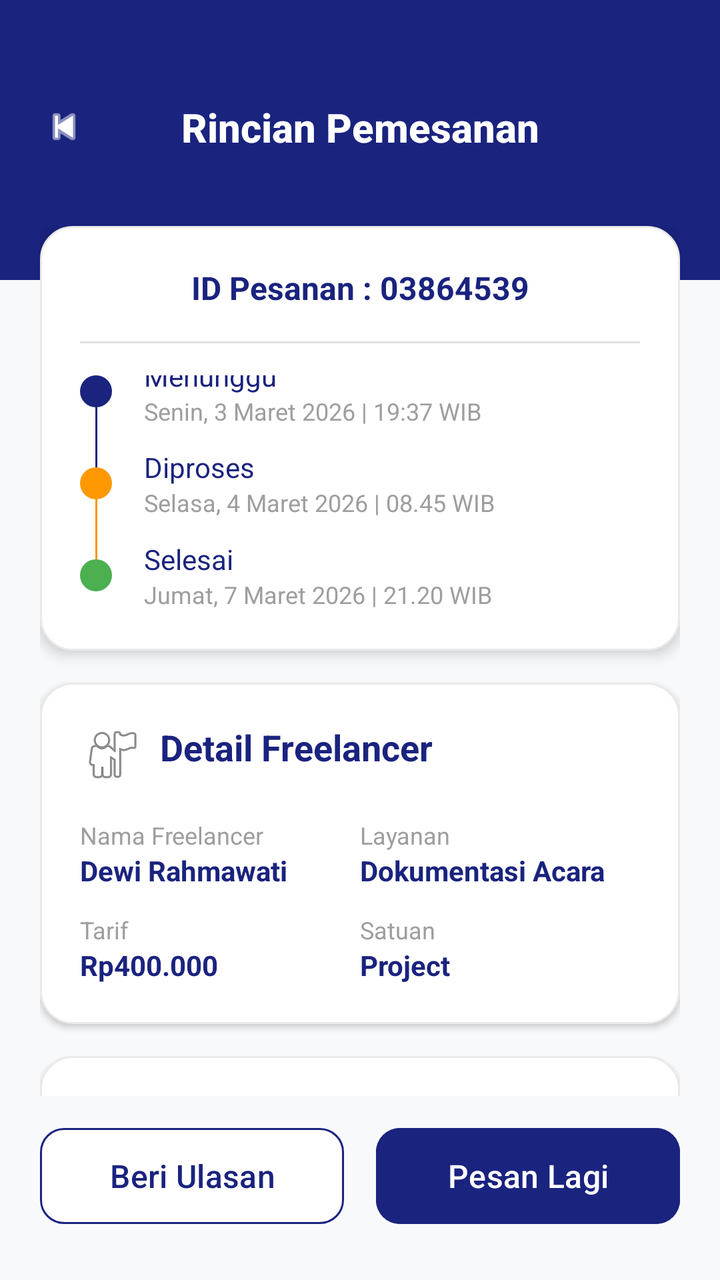
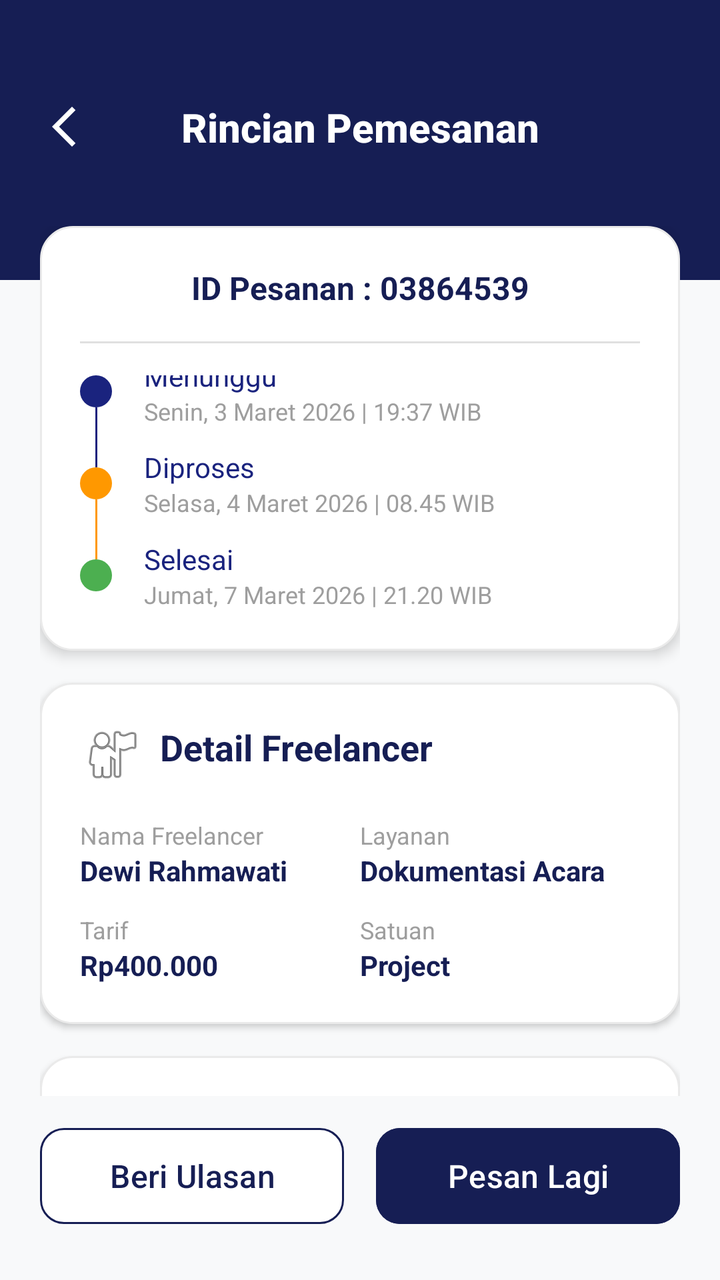

Screens rendered from an Android XML layout before and after an edit, with the pre-edit source and the edit as a unified diff.
<!-- AndroidManifest.xml: application theme Theme.KelolaJasa -->
<!-- res/layout/rincian_pesanan_client.xml -->
<?xml version="1.0" encoding="utf-8"?>
<androidx.constraintlayout.widget.ConstraintLayout
    xmlns:android="http://schemas.android.com/apk/res/android"
    xmlns:app="http://schemas.android.com/apk/res-auto"
    android:layout_width="match_parent"
    android:layout_height="match_parent"
    android:background="#F8F9FA"> <View
    android:id="@+id/bgHeaderBlue"
    android:layout_width="match_parent"
    android:layout_height="140dp"
    android:background="#1A237E"
    app:layout_constraintTop_toTopOf="parent" />

    <LinearLayout
        android:id="@+id/toolbar"
        android:layout_width="match_parent"
        android:layout_height="wrap_content"
        android:orientation="horizontal"
        android:gravity="center_vertical"
        android:paddingStart="20dp"
        android:paddingTop="50dp"
        android:paddingEnd="20dp"
        android:paddingBottom="20dp"
        app:layout_constraintTop_toTopOf="parent">

        <ImageView
            android:id="@+id/btnBack"
            android:layout_width="24dp"
            android:layout_height="24dp"
            android:src="@android:drawable/ic_media_previous"
            app:tint="#FFFFFF" />

        <TextView
            android:layout_width="0dp"
            android:layout_height="wrap_content"
            android:layout_weight="1"
            android:fontFamily="sans-serif-medium"
            android:gravity="center"
            android:text="Rincian Pemesanan"
            android:textColor="#FFFFFF"
            android:textSize="20sp"
            android:textStyle="bold"
            android:layout_marginEnd="24dp"/> </LinearLayout>

    <androidx.core.widget.NestedScrollView
        android:layout_width="match_parent"
        android:layout_height="0dp"
        android:clipToPadding="false"
        android:paddingBottom="24dp"
        app:layout_constraintBottom_toTopOf="@id/bottomBar"
        app:layout_constraintTop_toBottomOf="@id/toolbar">

        <LinearLayout
            android:layout_width="match_parent"
            android:layout_height="wrap_content"
            android:orientation="vertical"
            android:paddingStart="20dp"
            android:paddingEnd="20dp"
            android:paddingTop="16dp">

            <LinearLayout
                android:layout_width="match_parent"
                android:layout_height="wrap_content"
                android:background="@drawable/bg_card_rincian_pesanan"
                android:orientation="vertical"
                android:padding="20dp"
                android:elevation="4dp">

                <TextView
                    android:layout_width="match_parent"
                    android:layout_height="wrap_content"
                    android:gravity="center"
                    android:text="ID Pesanan : 03864539"
                    android:textColor="#1A237E"
                    android:textSize="16sp"
                    android:textStyle="bold" />

                <View
                    android:layout_width="match_parent"
                    android:layout_height="1dp"
                    android:layout_marginTop="16dp"
                    android:layout_marginBottom="16dp"
                    android:background="#E0E0E0" />

                <androidx.constraintlayout.widget.ConstraintLayout
                    android:layout_width="match_parent"
                    android:layout_height="wrap_content">

                    <View
                        android:id="@+id/dot1"
                        android:layout_width="16dp"
                        android:layout_height="16dp"
                        android:background="@drawable/shape_circle_biru"
                        app:layout_constraintStart_toStartOf="parent"
                        app:layout_constraintTop_toTopOf="parent" />

                    <LinearLayout
                        android:id="@+id/lytStatus1"
                        android:layout_width="0dp"
                        android:layout_height="wrap_content"
                        android:layout_marginStart="16dp"
                        android:orientation="vertical"
                        app:layout_constraintEnd_toEndOf="parent"
                        app:layout_constraintStart_toEndOf="@id/dot1"
                        app:layout_constraintTop_toTopOf="@id/dot1"
                        app:layout_constraintBottom_toBottomOf="@id/dot1">
                        <TextView
                            android:layout_width="wrap_content"
                            android:layout_height="wrap_content"
                            android:text="Menunggu"
                            android:textColor="#1A237E"
                            android:textSize="14sp" />
                        <TextView
                            android:layout_width="wrap_content"
                            android:layout_height="wrap_content"
                            android:text="Senin, 3 Maret 2026 | 19:37 WIB"
                            android:textColor="#9E9E9E"
                            android:textSize="12sp" />
                    </LinearLayout>

                    <View
                        android:id="@+id/line1"
                        android:layout_width="1dp"
                        android:layout_height="30dp"
                        android:background="#1A237E"
                        app:layout_constraintEnd_toEndOf="@id/dot1"
                        app:layout_constraintStart_toStartOf="@id/dot1"
                        app:layout_constraintTop_toBottomOf="@id/dot1" />

                    <View
                        android:id="@+id/dot2"
                        android:layout_width="16dp"
                        android:layout_height="16dp"
                        android:background="@drawable/shape_circle_orange"
                        app:layout_constraintStart_toStartOf="@id/dot1"
                        app:layout_constraintTop_toBottomOf="@id/line1" />

                    <LinearLayout
                        android:id="@+id/lytStatus2"
                        android:layout_width="0dp"
                        android:layout_height="wrap_content"
                        android:layout_marginStart="16dp"
                        android:orientation="vertical"
                        app:layout_constraintEnd_toEndOf="parent"
                        app:layout_constraintStart_toEndOf="@id/dot2"
                        app:layout_constraintTop_toTopOf="@id/dot2"
                        app:layout_constraintBottom_toBottomOf="@id/dot2">
                        <TextView
                            android:layout_width="wrap_content"
                            android:layout_height="wrap_content"
                            android:text="Diproses"
                            android:textColor="#1A237E"
                            android:textSize="14sp" />
                        <TextView
                            android:layout_width="wrap_content"
                            android:layout_height="wrap_content"
                            android:text="Selasa, 4 Maret 2026 | 08.45 WIB"
                            android:textColor="#9E9E9E"
                            android:textSize="12sp" />
                    </LinearLayout>

                    <View
                        android:id="@+id/line2"
                        android:layout_width="1dp"
                        android:layout_height="30dp"
                        android:background="#FF9800"
                        app:layout_constraintEnd_toEndOf="@id/dot2"
                        app:layout_constraintStart_toStartOf="@id/dot2"
                        app:layout_constraintTop_toBottomOf="@id/dot2" />

                    <View
                        android:id="@+id/dot3"
                        android:layout_width="16dp"
                        android:layout_height="16dp"
                        android:background="@drawable/shape_circle_hijau"
                        app:layout_constraintStart_toStartOf="@id/dot2"
                        app:layout_constraintTop_toBottomOf="@id/line2" />

                    <LinearLayout
                        android:layout_width="0dp"
                        android:layout_height="wrap_content"
                        android:layout_marginStart="16dp"
                        android:orientation="vertical"
                        app:layout_constraintEnd_toEndOf="parent"
                        app:layout_constraintStart_toEndOf="@id/dot3"
                        app:layout_constraintTop_toTopOf="@id/dot3"
                        app:layout_constraintBottom_toBottomOf="@id/dot3">
                        <TextView
                            android:layout_width="wrap_content"
                            android:layout_height="wrap_content"
                            android:text="Selesai"
                            android:textColor="#1A237E"
                            android:textSize="14sp" />
                        <TextView
                            android:layout_width="wrap_content"
                            android:layout_height="wrap_content"
                            android:text="Jumat, 7 Maret 2026 | 21.20 WIB"
                            android:textColor="#9E9E9E"
                            android:textSize="12sp" />
                    </LinearLayout>

                </androidx.constraintlayout.widget.ConstraintLayout>
            </LinearLayout>

            <LinearLayout
                android:layout_width="match_parent"
                android:layout_height="wrap_content"
                android:layout_marginTop="16dp"
                android:background="@drawable/bg_card_rincian_pesanan"
                android:orientation="vertical"
                android:padding="20dp"
                android:elevation="2dp">

                <TextView
                    android:layout_width="wrap_content"
                    android:layout_height="wrap_content"
                    android:text="Detail Freelancer"
                    android:textColor="#1A237E"
                    android:textSize="18sp"
                    android:textStyle="bold"
                    app:drawableStartCompat="@android:drawable/ic_menu_myplaces"
                    android:drawablePadding="8dp"/> <LinearLayout
                android:layout_width="match_parent"
                android:layout_height="wrap_content"
                android:layout_marginTop="16dp"
                android:orientation="horizontal">

                <LinearLayout
                    android:layout_width="0dp"
                    android:layout_height="wrap_content"
                    android:layout_weight="1"
                    android:orientation="vertical">
                    <TextView
                        android:layout_width="wrap_content"
                        android:layout_height="wrap_content"
                        android:text="Nama Freelancer"
                        android:textColor="#9E9E9E"
                        android:textSize="12sp" />
                    <TextView
                        android:layout_width="wrap_content"
                        android:layout_height="wrap_content"
                        android:text="Dewi Rahmawati"
                        android:textColor="#1A237E"
                        android:textSize="14sp"
                        android:textStyle="bold" />

                    <TextView
                        android:layout_width="wrap_content"
                        android:layout_height="wrap_content"
                        android:layout_marginTop="12dp"
                        android:text="Tarif"
                        android:textColor="#9E9E9E"
                        android:textSize="12sp" />
                    <TextView
                        android:layout_width="wrap_content"
                        android:layout_height="wrap_content"
                        android:text="Rp400.000"
                        android:textColor="#1A237E"
                        android:textSize="14sp"
                        android:textStyle="bold" />
                </LinearLayout>

                <LinearLayout
                    android:layout_width="0dp"
                    android:layout_height="wrap_content"
                    android:layout_weight="1"
                    android:orientation="vertical">
                    <TextView
                        android:layout_width="wrap_content"
                        android:layout_height="wrap_content"
                        android:text="Layanan"
                        android:textColor="#9E9E9E"
                        android:textSize="12sp" />
                    <TextView
                        android:layout_width="wrap_content"
                        android:layout_height="wrap_content"
                        android:text="Dokumentasi Acara"
                        android:textColor="#1A237E"
                        android:textSize="14sp"
                        android:textStyle="bold" />

                    <TextView
                        android:layout_width="wrap_content"
                        android:layout_height="wrap_content"
                        android:layout_marginTop="12dp"
                        android:text="Satuan"
                        android:textColor="#9E9E9E"
                        android:textSize="12sp" />
                    <TextView
                        android:layout_width="wrap_content"
                        android:layout_height="wrap_content"
                        android:text="Project"
                        android:textColor="#1A237E"
                        android:textSize="14sp"
                        android:textStyle="bold" />
                </LinearLayout>
            </LinearLayout>
            </LinearLayout>

            <LinearLayout
                android:layout_width="match_parent"
                android:layout_height="wrap_content"
                android:layout_marginTop="16dp"
                android:background="@drawable/bg_card_rincian_pesanan"
                android:orientation="vertical"
                android:padding="20dp"
                android:elevation="2dp">

                <TextView
                    android:layout_width="wrap_content"
                    android:layout_height="wrap_content"
                    android:text="Detail Pesanan"
                    android:textColor="#1A237E"
                    android:textSize="18sp"
                    android:textStyle="bold"
                    app:drawableStartCompat="@android:drawable/ic_menu_agenda"
                    android:drawablePadding="8dp"/> <LinearLayout
                android:layout_width="match_parent"
                android:layout_height="wrap_content"
                android:layout_marginTop="16dp"
                android:orientation="horizontal">

                <LinearLayout
                    android:layout_width="0dp"
                    android:layout_height="wrap_content"
                    android:layout_weight="1"
                    android:orientation="vertical">
                    <TextView
                        android:layout_width="wrap_content"
                        android:layout_height="wrap_content"
                        android:text="Tenggat Pengerjaan"
                        android:textColor="#9E9E9E"
                        android:textSize="12sp" />
                    <TextView
                        android:layout_width="wrap_content"
                        android:layout_height="wrap_content"
                        android:text="7 Maret 2026"
                        android:textColor="#1A237E"
                        android:textSize="14sp"
                        android:textStyle="bold" />
                </LinearLayout>

                <LinearLayout
                    android:layout_width="0dp"
                    android:layout_height="wrap_content"
                    android:layout_weight="1"
                    android:orientation="vertical">
                    <TextView
                        android:layout_width="wrap_content"
                        android:layout_height="wrap_content"
                        android:text="Alamat"
                        android:textColor="#9E9E9E"
                        android:textSize="12sp" />
                    <TextView
                        android:layout_width="wrap_content"
                        android:layout_height="wrap_content"
                        android:text="Jl.Rungkut no.17"
                        android:textColor="#1A237E"
                        android:textSize="14sp"
                        android:textStyle="bold" />
                </LinearLayout>
            </LinearLayout>

                <TextView
                    android:layout_width="wrap_content"
                    android:layout_height="wrap_content"
                    android:layout_marginTop="12dp"
                    android:text="Catatan"
                    android:textColor="#9E9E9E"
                    android:textSize="12sp" />
                <TextView
                    android:layout_width="match_parent"
                    android:layout_height="wrap_content"
                    android:text="Saya membutuhkan jasa dokumentasi untuk acara seminar kampus yang akan dilaksanakan selama 1 hari. Dibutuhkan foto dan video dokumentasi"
                    android:textColor="#1A237E"
                    android:textSize="14sp"
                    android:textStyle="bold" />
            </LinearLayout>
        </LinearLayout>
    </androidx.core.widget.NestedScrollView>

    <LinearLayout
        android:id="@+id/bottomBar"
        android:layout_width="match_parent"
        android:layout_height="wrap_content"
        android:orientation="horizontal"
        android:background="#F8F9FA"
        android:paddingStart="20dp"
        android:paddingEnd="20dp"
        android:paddingTop="12dp"
        android:paddingBottom="24dp"
        app:layout_constraintBottom_toBottomOf="parent">

        <Button
            android:id="@+id/btnUlasan"
            android:layout_width="0dp"
            android:layout_height="56dp"
            android:layout_weight="1"
            android:backgroundTint="#FFFFFF"
            android:text="Beri Ulasan"
            android:textAllCaps="false"
            android:textColor="#1A237E"
            android:textSize="16sp"
            app:cornerRadius="12dp"
            app:strokeColor="#1A237E"
            app:strokeWidth="1dp" />

        <Space
            android:layout_width="16dp"
            android:layout_height="wrap_content" />

        <Button
            android:id="@+id/btnPesanLagi"
            android:layout_width="0dp"
            android:layout_height="56dp"
            android:layout_weight="1"
            android:backgroundTint="#1A237E"
            android:text="Pesan Lagi"
            android:textAllCaps="false"
            android:textColor="#FFFFFF"
            android:textSize="16sp"
            app:cornerRadius="12dp" />
    </LinearLayout>

</androidx.constraintlayout.widget.ConstraintLayout>
<!-- resources referenced by this layout -->
<resources>
  <!-- drawable bg_card_rincian_pesanan (drawable) -->
  <?xml version="1.0" encoding="utf-8"?>
  <shape xmlns:android="http://schemas.android.com/apk/res/android">
      <solid android:color="#FFFFFF" />
      <corners android:radius="16dp" /> <stroke android:width="1dp" android:color="#EAEAEA" /> </shape>
  <!-- drawable shape_circle_biru (drawable) -->
  <?xml version="1.0" encoding="utf-8"?>
  <shape xmlns:android="http://schemas.android.com/apk/res/android" android:shape="oval">
      <solid android:color="#1A237E" />
  </shape>
  <!-- drawable shape_circle_hijau (drawable) -->
  <?xml version="1.0" encoding="utf-8"?>
  <shape xmlns:android="http://schemas.android.com/apk/res/android" android:shape="oval">
      <solid android:color="#4CAF50" />
  </shape>
  <!-- drawable shape_circle_orange (drawable) -->
  <?xml version="1.0" encoding="utf-8"?>
  <shape xmlns:android="http://schemas.android.com/apk/res/android" android:shape="oval">
      <solid android:color="#FF9800" />
  </shape>
  <style name="Theme.KelolaJasa" parent="Base.Theme.KelolaJasa" />
  <style name="Base.Theme.KelolaJasa" parent="Theme.Material3.DayNight.NoActionBar">
          
          
      </style>
</resources>

<!-- the commit's change to res/layout/rincian_pesanan_client.xml (unified diff, before → after) -->
@@ -8,7 +8,7 @@
     android:id="@+id/bgHeaderBlue"
     android:layout_width="match_parent"
     android:layout_height="140dp"
-    android:background="#1A237E"
+    android:background="#161E54"
     app:layout_constraintTop_toTopOf="parent" />
 
     <LinearLayout
@@ -27,7 +27,7 @@
             android:id="@+id/btnBack"
             android:layout_width="24dp"
             android:layout_height="24dp"
-            android:src="@android:drawable/ic_media_previous"
+            android:src="@drawable/icon_back"
             app:tint="#FFFFFF" />
 
         <TextView
@@ -71,7 +71,7 @@
                     android:layout_height="wrap_content"
                     android:gravity="center"
                     android:text="ID Pesanan : 03864539"
-                    android:textColor="#1A237E"
+                    android:textColor="#161E54"
                     android:textSize="16sp"
                     android:textStyle="bold" />
 
@@ -215,7 +215,7 @@
                     android:layout_width="wrap_content"
                     android:layout_height="wrap_content"
                     android:text="Detail Freelancer"
-                    android:textColor="#1A237E"
+                    android:textColor="#161E54"
                     android:textSize="18sp"
                     android:textStyle="bold"
                     app:drawableStartCompat="@android:drawable/ic_menu_myplaces"
@@ -240,7 +240,7 @@
                         android:layout_width="wrap_content"
                         android:layout_height="wrap_content"
                         android:text="Dewi Rahmawati"
-                        android:textColor="#1A237E"
+                        android:textColor="#161E54"
                         android:textSize="14sp"
                         android:textStyle="bold" />
 
@@ -255,7 +255,7 @@
                         android:layout_width="wrap_content"
                         android:layout_height="wrap_content"
                         android:text="Rp400.000"
-                        android:textColor="#1A237E"
+                        android:textColor="#161E54"
                         android:textSize="14sp"
                         android:textStyle="bold" />
                 </LinearLayout>
@@ -275,7 +275,7 @@
                         android:layout_width="wrap_content"
                         android:layout_height="wrap_content"
                         android:text="Dokumentasi Acara"
-                        android:textColor="#1A237E"
+                        android:textColor="#161E54"
                         android:textSize="14sp"
                         android:textStyle="bold" />
 
@@ -290,7 +290,7 @@
                         android:layout_width="wrap_content"
                         android:layout_height="wrap_content"
                         android:text="Project"
-                        android:textColor="#1A237E"
+                        android:textColor="#161E54"
                         android:textSize="14sp"
                         android:textStyle="bold" />
                 </LinearLayout>
@@ -310,7 +310,7 @@
                     android:layout_width="wrap_content"
                     android:layout_height="wrap_content"
                     android:text="Detail Pesanan"
-                    android:textColor="#1A237E"
+                    android:textColor="#161E54"
                     android:textSize="18sp"
                     android:textStyle="bold"
                     app:drawableStartCompat="@android:drawable/ic_menu_agenda"
@@ -335,7 +335,7 @@
                         android:layout_width="wrap_content"
                         android:layout_height="wrap_content"
                         android:text="7 Maret 2026"
-                        android:textColor="#1A237E"
+                        android:textColor="#161E54"
                         android:textSize="14sp"
                         android:textStyle="bold" />
                 </LinearLayout>
@@ -355,7 +355,7 @@
                         android:layout_width="wrap_content"
                         android:layout_height="wrap_content"
                         android:text="Jl.Rungkut no.17"
-                        android:textColor="#1A237E"
+                        android:textColor="#161E54"
                         android:textSize="14sp"
                         android:textStyle="bold" />
                 </LinearLayout>
@@ -372,7 +372,7 @@
                     android:layout_width="match_parent"
                     android:layout_height="wrap_content"
                     android:text="Saya membutuhkan jasa dokumentasi untuk acara seminar kampus yang akan dilaksanakan selama 1 hari. Dibutuhkan foto dan video dokumentasi"
-                    android:textColor="#1A237E"
+                    android:textColor="#161E54"
                     android:textSize="14sp"
                     android:textStyle="bold" />
             </LinearLayout>
@@ -399,10 +399,10 @@
             android:backgroundTint="#FFFFFF"
             android:text="Beri Ulasan"
             android:textAllCaps="false"
-            android:textColor="#1A237E"
+            android:textColor="#161E54"
             android:textSize="16sp"
             app:cornerRadius="12dp"
-            app:strokeColor="#1A237E"
+            app:strokeColor="#161E54"
             app:strokeWidth="1dp" />
 
         <Space
@@ -414,7 +414,7 @@
             android:layout_width="0dp"
             android:layout_height="56dp"
             android:layout_weight="1"
-            android:backgroundTint="#1A237E"
+            android:backgroundTint="#161E54"
             android:text="Pesan Lagi"
             android:textAllCaps="false"
             android:textColor="#FFFFFF"
<!-- resource entries referenced after the edit -->
@@ -5,6 +5,12 @@
   <shape xmlns:android="http://schemas.android.com/apk/res/android">
       <solid android:color="#FFFFFF" />
       <corners android:radius="16dp" /> <stroke android:width="1dp" android:color="#EAEAEA" /> </shape>
+  <!-- drawable icon_back (drawable) -->
+  <vector xmlns:android="http://schemas.android.com/apk/res/android" android:height="24dp" android:tint="#161E54" android:viewportHeight="24" android:viewportWidth="24" android:width="24dp">
+        
+      <path android:fillColor="@android:color/white" android:pathData="M17.77,3.77l-1.77,-1.77l-10,10l10,10l1.77,-1.77l-8.23,-8.23z"/>
+      
+  </vector>
   <!-- drawable shape_circle_biru (drawable) -->
   <?xml version="1.0" encoding="utf-8"?>
   <shape xmlns:android="http://schemas.android.com/apk/res/android" android:shape="oval">
